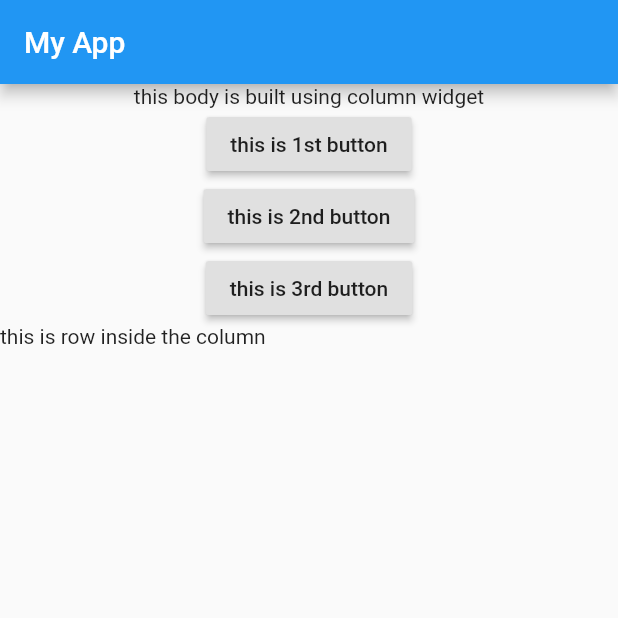
After one commit to chandrababu518/flutter, a Flutter app: the screen it shows after launch, on a phone screen of 412 x 824 dp, the top half of it. The commit adds this screen. Run offline on Flutter 3.47's test engine with Material 2 defaults, Android fonts, the phone set to English and light mode, and no system bars.

Commit message:
splitting home screen into different widget, passing main function, variable into child widget accessing variables of statefulwidgets using widget.variableName inside State children class

```diff
--- /dev/null
+++ b/lib/main_body.dart
@@ -0,0 +1,41 @@
+import 'package:flutter/cupertino.dart';
+import 'package:flutter/material.dart';
+import 'package:flutter_app/text_info.dart';
+
+class MainBody extends StatefulWidget{
+  Function buttonPressed;
+  var infoText ;
+  MainBody(Function this.buttonPressed,this.infoText);
+  @override
+  State<StatefulWidget> createState() {
+    // TODO: implement createState
+    return GetBodyWidget();
+  }
+
+}
+class GetBodyWidget extends State<MainBody>{
+
+  @override
+  Widget build(BuildContext context) {
+    // TODO: implement build
+    return Column(
+      children: [
+        TextInfo(widget.infoText),
+        RaisedButton(
+            child: Text("this is 1st button"),
+            onPressed: widget.buttonPressed),
+        RaisedButton(
+            child: Text("this is 2nd button"), onPressed: () =>widget.buttonPressed(whichButton: "2nd button pressed") ),
+        RaisedButton(
+          child: Text("this is 3rd button"),
+          onPressed: ()=>
+              widget.buttonPressed(whichButton: "3rd button pressed"),
+        ),
+        Row(
+          children: [Text('this is row inside the column')],
+        ),
+      ],
+    );
+  }
+
+}
--- /dev/null
+++ b/lib/text_info.dart
@@ -0,0 +1,12 @@
+import 'package:flutter/cupertino.dart';
+
+class TextInfo extends StatelessWidget{
+  String infoText;
+  TextInfo(String this.infoText);
+
+  @override
+  Widget build(BuildContext context) {
+    // TODO: implement build
+    return Text(infoText);
+  }
+}
```
Also changed, not shown: lib/main.dart (+3 -21 lines).
